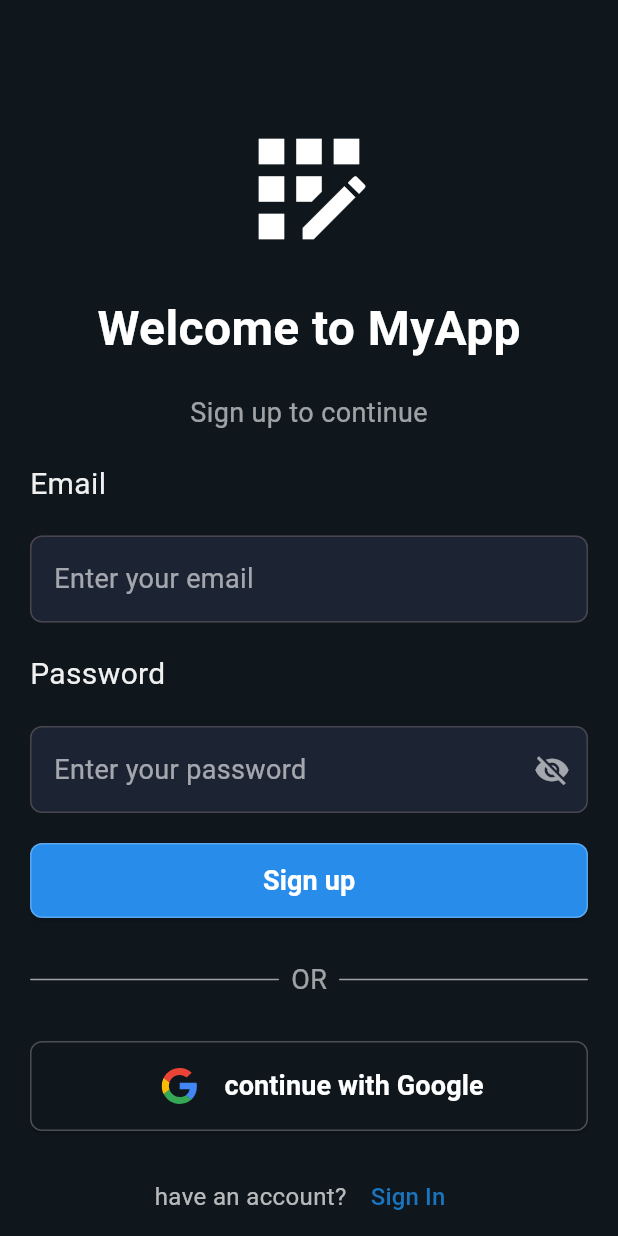
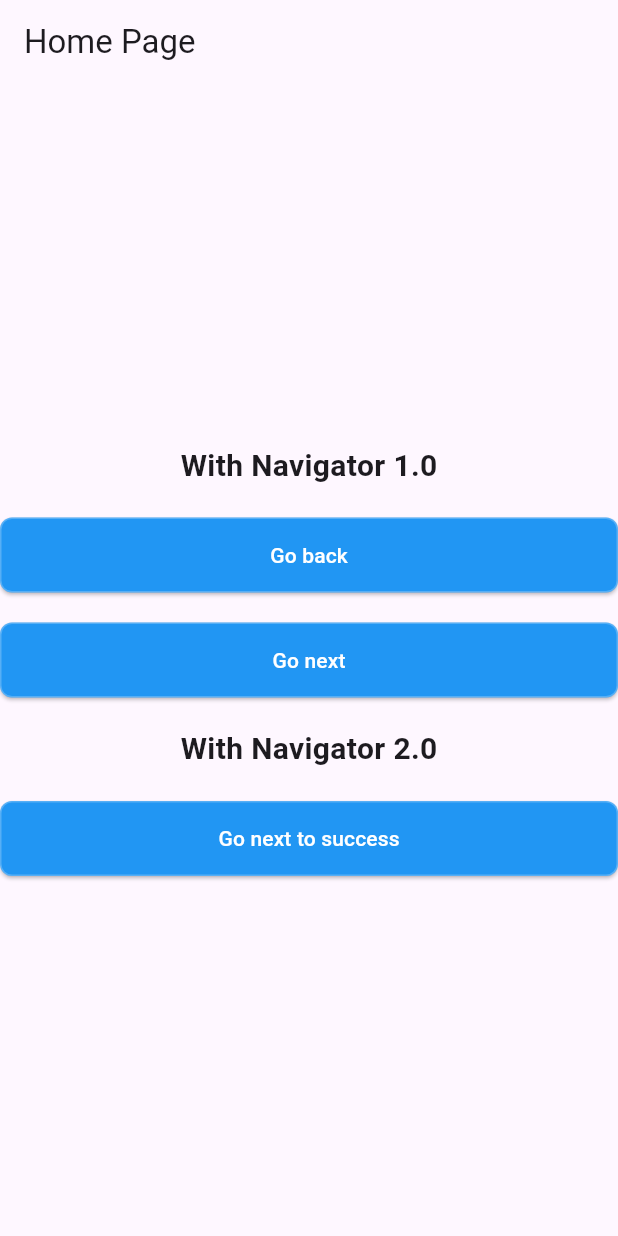
Before and after one commit to M7M0DPOP/session5_task, a Flutter app: the screen it shows after launch, on a phone screen of 412 x 824 dp. Run offline on Flutter 3.47's test engine with Material 3 defaults, Android fonts, the phone set to English and light mode, and no system bars; our stand-ins replace firebase_auth, firebase_core, flutter_bloc, flutter_svg, shared_preferences; accounts and stored records are empty.

Commit message:
Refactor authentication flow: replace SuccessOperation with SuccessPage, add HomePage and SettingsPage, and implement route navigation

```diff
--- /dev/null
+++ b/lib/features/authentication/presentation/pages/home_page.dart
@@ -0,0 +1,69 @@
+import 'package:flutter/material.dart';
+import 'package:session5_task/features/authentication/presentation/pages/settings_page.dart';
+import 'package:session5_task/features/authentication/presentation/widgets/custom_elevated_button.dart';
+
+class HomePage extends StatelessWidget {
+  const HomePage({super.key});
+
+  @override
+  Widget build(BuildContext context) {
+    return Scaffold(
+      appBar: AppBar(title: const Text('Home Page')),
+      body: Center(
+        child: Column(
+          spacing: 20,
+          mainAxisSize: MainAxisSize.max,
+          crossAxisAlignment: CrossAxisAlignment.center,
+          mainAxisAlignment: MainAxisAlignment.center,
+          children: [
+            Text(
+              'With Navigator 1.0',
+              style: TextStyle(fontSize: 20, fontWeight: FontWeight.bold),
+            ),
+
+            CustomElevatedButton(
+              backgroundColor: Colors.blue,
+              child: const Text(
+                'Go back',
+                style: TextStyle(color: Colors.white),
+              ),
+              onPressed: () {
+                if (Navigator.canPop(context)) {
+                  Navigator.pop(context);
+                }
+              },
+            ),
+            CustomElevatedButton(
+              backgroundColor: Colors.blue,
+              child: const Text(
+                'Go next',
+                style: TextStyle(color: Colors.white),
+              ),
+              onPressed: () {
+                Navigator.push(
+                  context,
+                  MaterialPageRoute(builder: (context) => const SettingsPage()),
+                );
+              },
+            ),
+            Text(
+              'With Navigator 2.0',
+              style: TextStyle(fontSize: 20, fontWeight: FontWeight.bold),
+            ),
+
+            CustomElevatedButton(
+              backgroundColor: Colors.blue,
+              child: const Text(
+                'Go next to success',
+                style: TextStyle(color: Colors.white),
+              ),
+              onPressed: () {
+                Navigator.pushNamed(context, '/success');
+              },
+            ),
+          ],
+        ),
+      ),
+    );
+  }
+}
--- a/pubspec.yaml
+++ b/pubspec.yaml
@@ -39,6 +39,8 @@
   flutter_bloc: ^9.1.1
   firebase_core: ^4.2.1
   google_sign_in: ^7.2.0
+  shared_preferences_android: ^2.4.18
+  shared_preferences: ^2.5.4
 
 dev_dependencies:
   flutter_test:
```
Also changed, not shown: lib/features/authentication/presentation/pages/login_page.dart (+3 -5 lines), lib/features/authentication/presentation/pages/register_page.dart (+7 -5 lines), lib/features/authentication/presentation/pages/settings_page.dart (added, +81 -0 lines), lib/features/authentication/presentation/pages/success_opertion.dart (deleted, +0 -39 lines), lib/features/authentication/presentation/pages/success_page.dart (added, +54 -0 lines), lib/main.dart (+16 -1 lines), pubspec.lock, 1 other file.
